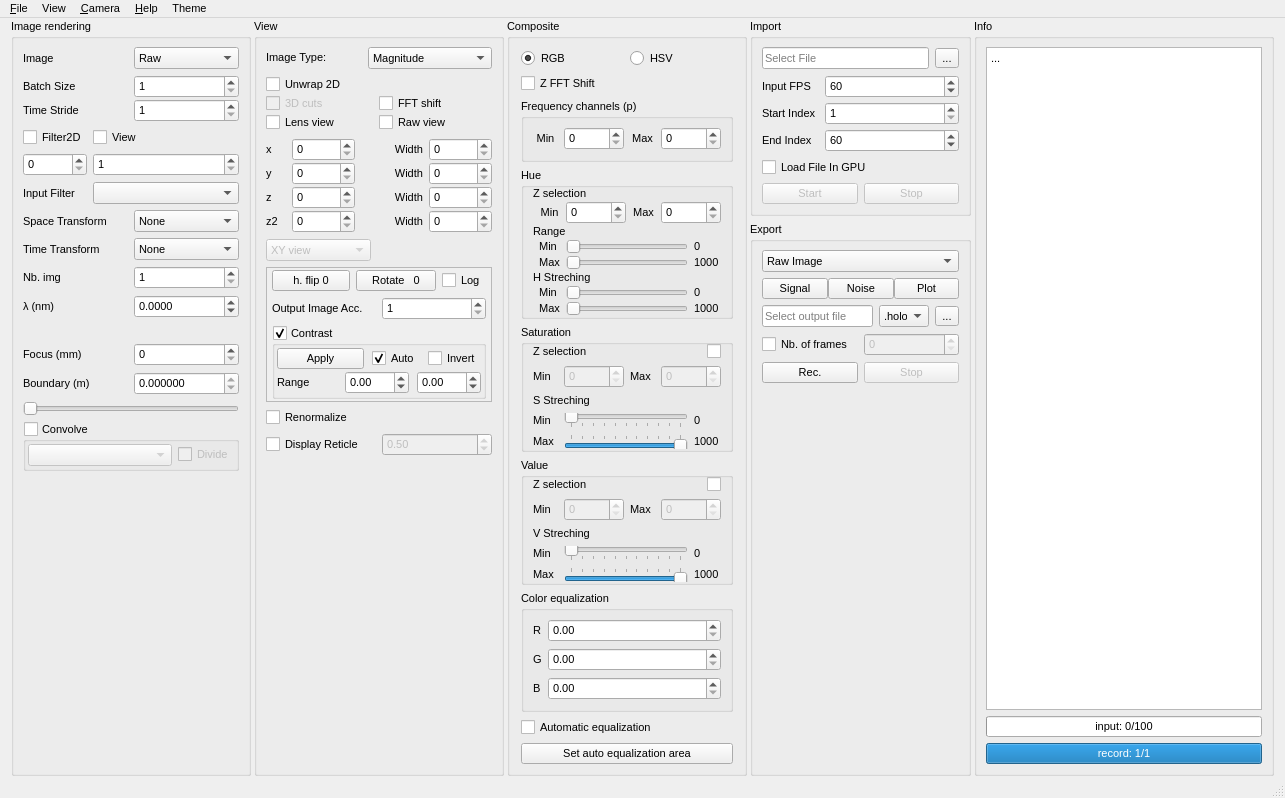
Before: the Qt Designer form Holovibes/assets/ui/mainwindow.ui in DigitalHolography/Holovibes, drawn with Qt 5.
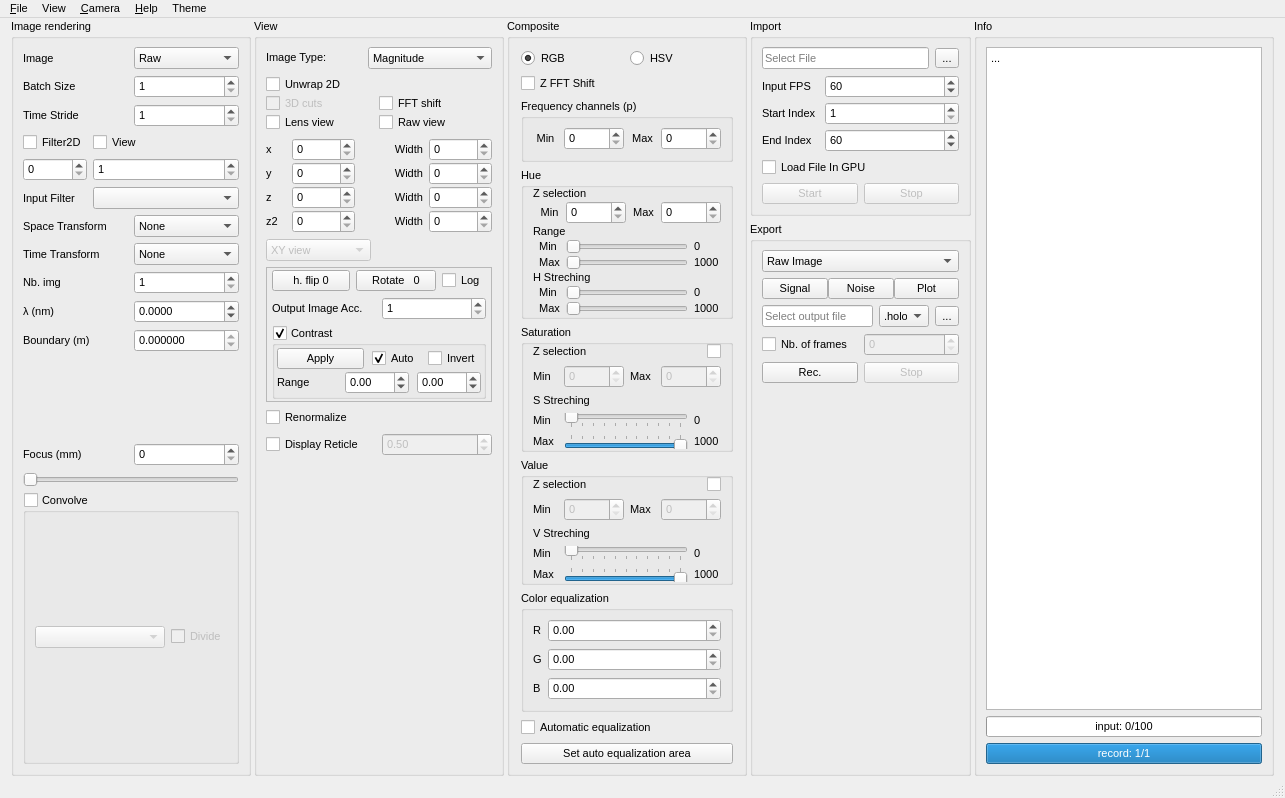
After: the same form once the commit is applied. Custom widgets are drawn as their Qt base class.

Commit message: feat(ui): Add style for tooltip + delete useless layout in mainwindow

```diff
--- a/Holovibes/assets/ui/mainwindow.ui
+++ b/Holovibes/assets/ui/mainwindow.ui
@@ -150,8 +150,12 @@
           <number>9</number>
          </property>
          <item>
-          <layout class="QHBoxLayout" name="ImageModeLayout">
-           <item>
+          <layout class="QGridLayout" name="gridLayout_4" rowstretch="0,0" columnstretch="0,0">
+           <property name="verticalSpacing">
+            <number>6</number>
+           </property>
+
+           <item row="0" column="0">
             <widget class="QLabel" name="ImageModeLabel">
              <property name="toolTip">
               <string>Either display the raw input or the processed hologram</string>
@@ -164,7 +168,7 @@
              </property>
             </widget>
            </item>
-           <item>
+           <item row="0" column="1">
             <widget class="QComboBox" name="ImageModeComboBox">
              <property name="enabled">
               <bool>true</bool>
@@ -187,33 +191,8 @@
              </item>
             </widget>
            </item>
-          </layout>
-         </item>
-         <item>
-          <layout class="QGridLayout" name="gridLayout_4" rowstretch="0,0" columnstretch="0,0">
-           <property name="verticalSpacing">
-            <number>1</number>
-           </property>
-           <item row="0" column="1">
-            <widget class="QSpinBox" name="BatchSizeSpinBox">
-             <property name="minimumSize">
-              <size>
-               <width>0</width>
-               <height>0</height>
-              </size>
-             </property>
-             <property name="maximumSize">
-              <size>
-               <width>16777215</width>
-               <height>16777215</height>
-              </size>
-             </property>
-             <property name="minimum">
-              <number>1</number>
-             </property>
-            </widget>
-           </item>
-           <item row="0" column="0">
+
+           <item row="1" column="0">
             <widget class="QLabel" name="BatchSizeLabel">
              <property name="toolTip">
               <string>Number of images processed at once by the spatial transformation algorithm</string>
@@ -229,7 +208,14 @@
              </property>
             </widget>
            </item>
-           <item row="1" column="0">
+           <item row="1" column="1">
+            <widget class="QSpinBox" name="BatchSizeSpinBox">
+             <property name="minimum">
+              <number>1</number>
+             </property>
+            </widget>
+           </item>
+           <item row="2" column="0">
             <widget class="QLabel" name="TimeStrideLabel">
              <property name="toolTip">
               <string>(time_stride - batch_size) = number of images to drop before processing a single batch</string>
@@ -245,7 +231,7 @@
              </property>
             </widget>
            </item>
-           <item row="1" column="1">
+           <item row="2" column="1">
             <widget class="QSpinBox" name="TimeStrideSpinBox">
              <property name="sizePolicy">
               <sizepolicy hsizetype="Ignored" vsizetype="Fixed">
@@ -253,18 +239,6 @@
                <verstretch>0</verstretch>
               </sizepolicy>
              </property>
-             <property name="minimumSize">
-              <size>
-               <width>0</width>
-               <height>0</height>
-              </size>
-             </property>
-             <property name="maximumSize">
-              <size>
-               <width>16777215</width>
-               <height>16777215</height>
-              </size>
-             </property>
              <property name="toolTip">
               <string/>
              </property>
@@ -286,13 +260,6 @@
            <property name="verticalSpacing">
             <number>6</number>
            </property>
-           <item row="1" column="1">
-            <widget class="QCheckBox" name="Filter2DView">
-             <property name="text">
-              <string>View</string>
-             </property>
-            </widget>
-           </item>
            <item row="1" column="0">
             <widget class="QCheckBox" name="Filter2D">
              <property name="toolTip">
@@ -303,20 +270,15 @@
              </property>
             </widget>
            </item>
+           <item row="1" column="1">
+            <widget class="QCheckBox" name="Filter2DView">
+             <property name="text">
+              <string>View</string>
+             </property>
+            </widget>
+           </item>
            <item row="2" column="0">
             <widget class="QSpinBox" name="Filter2DN1SpinBox">
-             <property name="minimumSize">
-              <size>
-               <width>0</width>
-               <height>0</height>
-              </size>
-             </property>
-             <property name="maximumSize">
-              <size>
-               <width>16777215</width>
-               <height>16777215</height>
-              </size>
-             </property>
              <property name="minimum">
               <number>0</number>
              </property>
@@ -330,18 +292,6 @@
            </item>
            <item row="2" column="1">
             <widget class="QSpinBox" name="Filter2DN2SpinBox">
-             <property name="minimumSize">
-              <size>
-               <width>0</width>
-               <height>0</height>
-              </size>
-             </property>
-             <property name="maximumSize">
-              <size>
-               <width>16777215</width>
-               <height>16777215</height>
-              </size>
-             </property>
              <property name="minimum">
               <number>1</number>
              </property>
@@ -367,8 +317,6 @@
             </widget>
            </item>
            <item row="3" column="1">
-            <layout class="QHBoxLayout" name="InputFilterSelectLayout">
-             <item>
               <widget class="QComboBox" name="InputFilterQuickSelectComboBox">
                <property name="sizePolicy">
                 <sizepolicy hsizetype="Expanding" vsizetype="Fixed">
@@ -380,8 +328,6 @@
                 <string/>
                </property>
               </widget>
-             </item>
-            </layout>
            </item>
           </layout>
          </item>
@@ -530,14 +476,49 @@
              </property>
             </widget>
            </item>
-           <item row="5" column="0" colspan="2">
+           <item row="5" column="0">
+            <widget class="QLabel" name="BoundaryLabel">
+             <property name="toolTip">
+              <string>The boundary</string>
+             </property>
+             <property name="text">
+              <string>Boundary (m)</string>
+             </property>
+             <property name="alignment">
+              <set>Qt::AlignLeading|Qt::AlignLeft|Qt::AlignVCenter</set>
+             </property>
+            </widget>
+           </item>
+           <item row="5" column="1">
+            <widget class="QDoubleSpinBox" name="BoundaryDoubleSpinBox">
+             <property name="sizePolicy">
+              <sizepolicy hsizetype="Ignored" vsizetype="Fixed">
+               <horstretch>0</horstretch>
+               <verstretch>0</verstretch>
+              </sizepolicy>
+             </property>
+             <property name="toolTip">
+              <string>The boundary value</string>
+             </property>
+             <property name="showGroupSeparator" stdset="0">
+              <bool>false</bool>
+             </property>
+             <property name="decimals">
+              <number>6</number>
+             </property>
+             <property name="readOnly">
+              <bool>true</bool>
+             </property>
+            </widget>
+           </item>
+           <item row="6" column="0" colspan="2">
             <widget class="QLabel" name="label">
              <property name="text">
               <string/>
              </property>
             </widget>
            </item>
-           <item row="6" column="0">
+           <item row="7" column="0">
             <widget class="QLabel" name="ZLabel">
              <property name="toolTip">
               <string>Adjust the distance to the target</string>
@@ -550,7 +531,7 @@
              </property>
             </widget>
            </item>
-           <item row="6" column="1">
+           <item row="7" column="1">
             <widget class="QDoubleSpinBox" name="ZDoubleSpinBox">
              <property name="sizePolicy">
               <sizepolicy hsizetype="Ignored" vsizetype="Fixed">
@@ -578,41 +559,6 @@
              </property>
             </widget>
            </item>
-           <item row="7" column="0">
-            <widget class="QLabel" name="BoundaryLabel">
-             <property name="toolTip">
-              <string>The boundary</string>
-             </property>
-             <property name="text">
-              <string>Boundary (m)</string>
-             </property>
-             <property name="alignment">
-              <set>Qt::AlignLeading|Qt::AlignLeft|Qt::AlignVCenter</set>
-             </property>
-            </widget>
-           </item>
-           <item row="7" column="1">
-            <widget class="QDoubleSpinBox" name="BoundaryDoubleSpinBox">
-             <property name="sizePolicy">
-              <sizepolicy hsizetype="Ignored" vsizetype="Fixed">
-               <horstretch>0</horstretch>
-               <verstretch>0</verstretch>
-              </sizepolicy>
-             </property>
-             <property name="toolTip">
-              <string>The boundary value</string>
-             </property>
-             <property name="showGroupSeparator" stdset="0">
-              <bool>false</bool>
-             </property>
-             <property name="decimals">
-              <number>6</number>
-             </property>
-             <property name="readOnly">
-              <bool>true</bool>
-             </property>
-            </widget>
-           </item>
            <item row="8" column="0" colspan="2">
             <widget class="QSlider" name="ZSlider">
              <property name="styleSheet">
@@ -642,20 +588,6 @@
            <property name="checked">
             <bool>false</bool>
            </property>
-           <layout class="QGridLayout" name="gridLayout_8">
-            <property name="leftMargin">
-             <number>2</number>
-            </property>
-            <property name="topMargin">
-             <number>2</number>
-            </property>
-            <property name="rightMargin">
-             <number>2</number>
-            </property>
-            <property name="bottomMargin">
-             <number>2</number>
-            </property>
-            <item row="0" column="0">
              <layout class="QHBoxLayout" name="kernelSelectLayout">
               <item>
                <widget class="QComboBox" name="KernelQuickSelectComboBox">
@@ -676,25 +608,10 @@
                  <string>Divide</string>
                 </property>
                </widget>
-              </item>
-             </layout>
             </item>
            </layout>
           </widget>
          </item>
-         <item>
-          <spacer name="verticalSpacer_5">
-           <property name="orientation">
-            <enum>Qt::Vertical</enum>
-           </property>
-           <property name="sizeHint" stdset="0">
-            <size>
-             <width>20</width>
-             <height>0</height>
-            </size>
-           </property>
-          </spacer>
-         </item>
         </layout>
        </widget>
       </item>
@@ -760,9 +677,6 @@
              <verstretch>0</verstretch>
             </sizepolicy>
            </property>
-           <property name="autoFillBackground">
-            <bool>true</bool>
-           </property>
            <property name="frameShape">
             <enum>QFrame::StyledPanel</enum>
            </property>
```
The commit also changes 1 other file.
